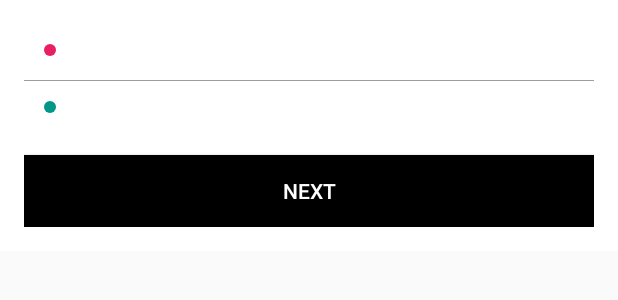
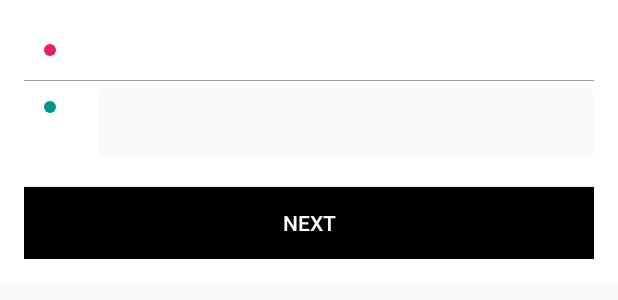
Before and after one commit to ahmedkmadani/TutaApp, an Android app: the layout bottom_sheet.xml on its own in the app's theme, with its tools: preview values and no code run, on a phone screen of 412 x 824 dp. Shown: the top 300 px of the screen. Run offline under Robolectric (Android 15) with nearby library versions, the phone set to English and light mode, and no system bars.

Commit message:
fixing edittext for dropin

```diff
--- a/app/src/main/java/com/tutaapp/tuta/MapsActivity.kt
+++ b/app/src/main/java/com/tutaapp/tuta/MapsActivity.kt
@@ -9,7 +9,6 @@ import android.os.Bundle
 import android.util.Log
 import android.view.LayoutInflater
 import android.view.inputmethod.InputMethodManager
-import android.widget.AutoCompleteTextView
 import android.widget.Button
 import android.widget.TextView
 import androidx.appcompat.app.AlertDialog
@@ -110,7 +109,7 @@ class MapsActivity : AppCompatActivity(), OnMapReadyCallback, GoogleMap.OnMarker
 
         val btn_drop = view.findViewById(R.id.btn_drop) as Button
         val txt_pickup = view.findViewById(R.id.txt_pickup) as TextView
-        val edit_drop = view.findViewById(R.id.edit_drop) as AutoCompleteTextView
+//        val edit_drop = view.findViewById(R.id.edit_drop) as AutoCompleteTextView
 
         dialog.setContentView(view)
         dialog.show()
@@ -134,55 +133,6 @@ class MapsActivity : AppCompatActivity(), OnMapReadyCallback, GoogleMap.OnMarker
             showDetentionSheet(usr_pickup_loc)
 
         }
-
-//        placesAdapter = PlacesAdapter(this, android.R.layout.simple_list_item_1, mGeoDataClient, null, BOUNDS_INDIA)
-//        edit_drop.setAdapter(placesAdapter)
-//
-//        edit_drop.addTextChangedListener(object : TextWatcher {
-//            override fun afterTextChanged(s: Editable?) {
-//            }
-//
-//            override fun beforeTextChanged(s: CharSequence?, start: Int, count: Int, after: Int) {
-//            }
-//
-//            override fun onTextChanged(s: CharSequence?, start: Int, before: Int, count: Int) {
-//                if (count > 0) {
-////                    cancel.visibility = View.VISIBLE
-//                } else {
-////                    cancel.visibility = View.GONE
-//                }
-//            }
-//        })
-//
-//
-//        edit_drop.setOnItemClickListener { parent, view, position, id ->
-//            //getLatLong(placesAdapter.getPlace(position))
-//            hideKeyboard()
-//            val item = placesAdapter.getItem(position)
-//            val placeId = item?.getPlaceId()
-//            val primaryText = item?.getPrimaryText(null)
-//
-//            Log.i("Autocomplete", "Autocomplete item selected: " + primaryText)
-//
-//
-//            val placeResult = mGeoDataClient.getPlaceById(placeId)
-//            placeResult.addOnCompleteListener { task ->
-//                val places = task.result
-//                val place = places!!.get(0)
-//
-//                isAutoCompleteLocation = true
-//
-//                places!!.release()
-//            }
-//
-//            Toast.makeText(
-//                applicationContext, "Clicked: " + primaryText,
-//                Toast.LENGTH_SHORT
-//            ).show()
-//        }
-////        cancel.setOnClickListener {
-////            enter_place.setText("")
-////        }
 
 
     }
--- a/app/src/main/res/layout/bottom_sheet.xml
+++ b/app/src/main/res/layout/bottom_sheet.xml
@@ -67,12 +67,22 @@
                 android:tint="#009688"
                 app:srcCompat="@drawable/ic_circle_medium"/>
 
+        <!--<AutoCompleteTextView-->
+                <!--android:id="@+id/edit_drop"-->
+                <!--android:layout_width="match_parent"-->
+                <!--android:layout_height="match_parent"-->
+                <!--android:text="kjikjdijdisjdsaid  jdiajdisadj"-->
+                <!--style="@style/BottomSheetEditText" />-->
+
         <AutoCompleteTextView
                 android:id="@+id/edit_drop"
+                android:layout_width="329dp"
+                android:layout_height="wrap_content"
                 android:layout_marginTop="5dp"
-                android:layout_width="match_parent"
-                android:layout_height="match_parent"
-                style="@style/BottomSheetEditText" />
+                android:layout_marginLeft="15dp"
+                android:layout_marginRight="5dp"
+                android:foreground="?attr/selectableItemBackground"
+                android:textColor="#6F6C6C"/>
 
     </LinearLayout>
 
```
